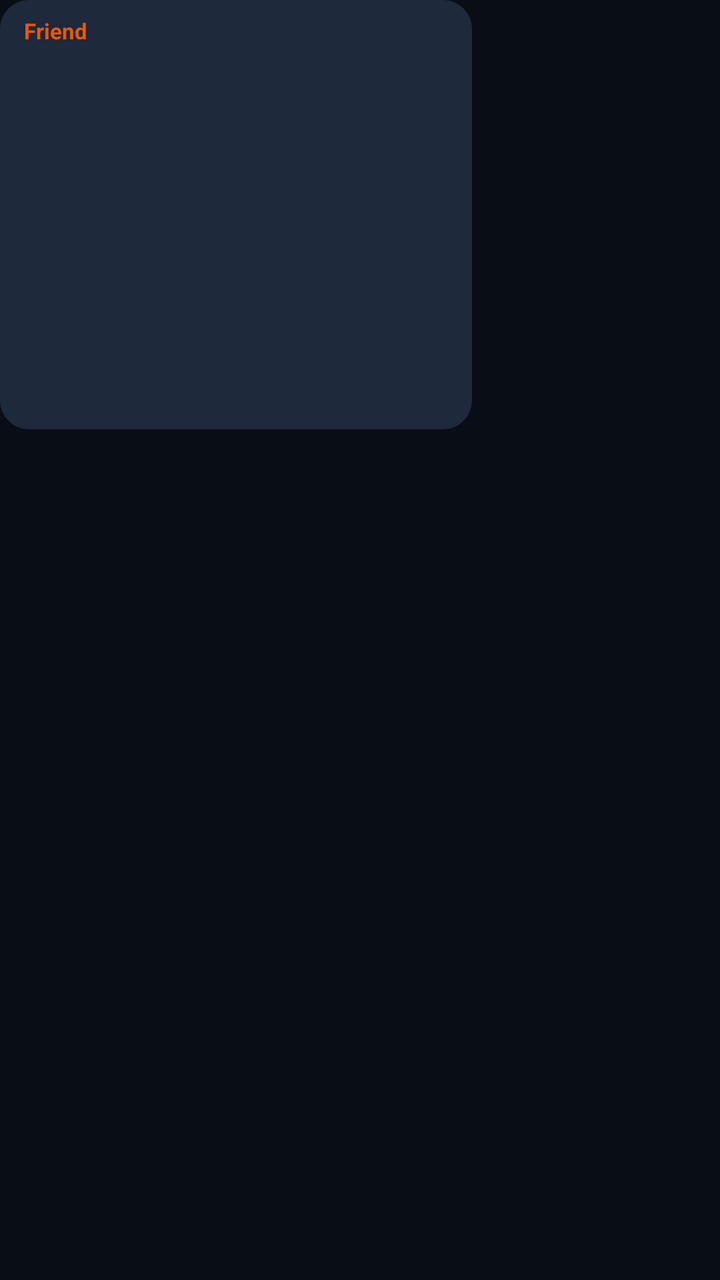
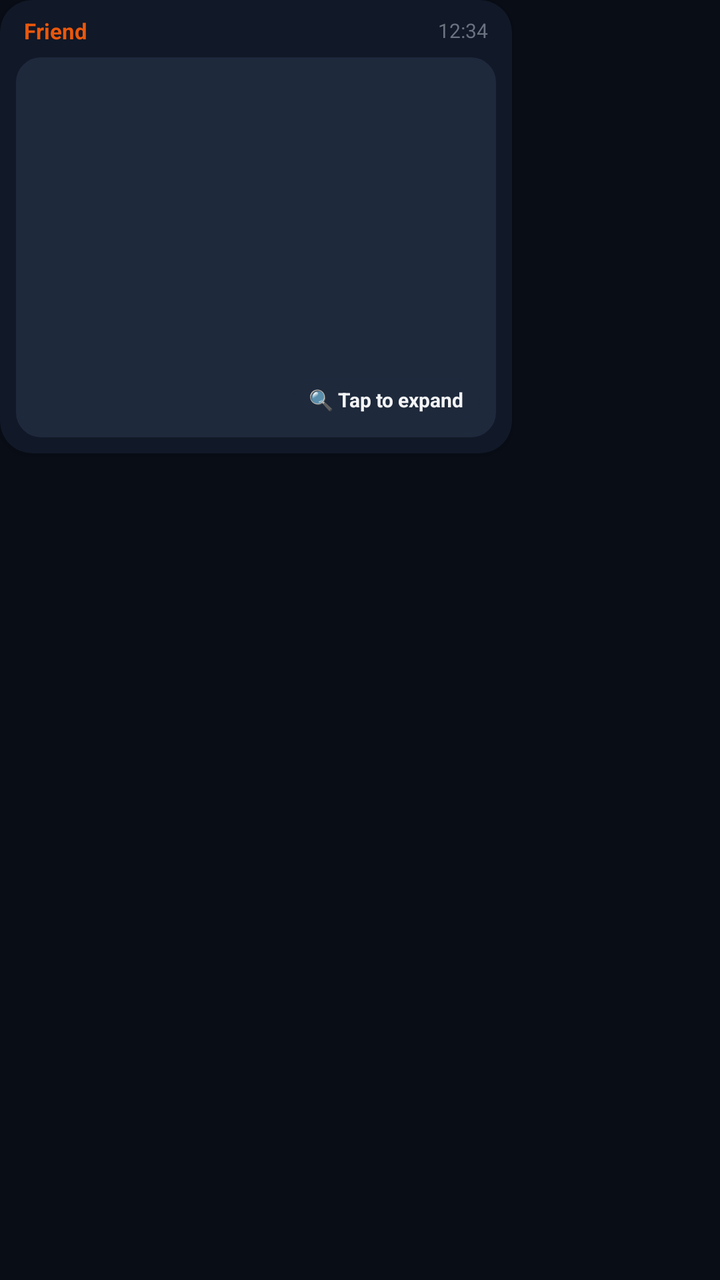

Before-and-after screenshots of an Android layout around one commit, followed by the original layout XML and the change that was made.
<!-- AndroidManifest.xml: application theme Theme.ZenBrave -->
<!-- res/layout/item_message_image.xml -->
<?xml version="1.0" encoding="utf-8"?>
<LinearLayout xmlns:android="http://schemas.android.com/apk/res/android"
    android:id="@+id/llImageRow"
    android:layout_width="match_parent"
    android:layout_height="wrap_content"
    android:layout_marginBottom="10dp"
    android:orientation="vertical">

    <LinearLayout
        android:id="@+id/llImageContainer"
        android:layout_width="wrap_content"
        android:layout_height="wrap_content"
        android:background="@drawable/bg_card"
        android:orientation="vertical"
        android:padding="8dp">

        <TextView
            android:id="@+id/tvImageSender"
            android:layout_width="wrap_content"
            android:layout_height="wrap_content"
            android:layout_marginStart="4dp"
            android:layout_marginBottom="4dp"
            android:text="Friend"
            android:textColor="@color/accent_brave"
            android:textSize="11sp"
            android:textStyle="bold" />

        <ImageView
            android:id="@+id/ivMessageImage"
            android:layout_width="220dp"
            android:layout_height="180dp"
            android:adjustViewBounds="true"
            android:background="@drawable/bg_input"
            android:scaleType="centerCrop" />
    </LinearLayout>
</LinearLayout>
<!-- resources referenced by this layout -->
<resources>
  <color name="accent_brave">#EA580C</color>
  <!-- drawable bg_card (drawable) -->
  <?xml version="1.0" encoding="utf-8"?>
  <shape xmlns:android="http://schemas.android.com/apk/res/android"
      android:shape="rectangle">
      <solid android:color="@color/surface_variant" />
      <corners android:radius="14dp" />
      <stroke
          android:width="1dp"
          android:color="@color/card_border" />
  </shape>
  <!-- drawable bg_input (drawable) -->
  <?xml version="1.0" encoding="utf-8"?>
  <shape xmlns:android="http://schemas.android.com/apk/res/android"
      android:shape="rectangle">
      <solid android:color="@color/surface_variant" />
      <corners android:radius="12dp" />
      <stroke
          android:width="1dp"
          android:color="@color/card_border" />
  </shape>
  <style name="Theme.ZenBrave" parent="Theme.MaterialComponents.DayNight.NoActionBar">
          <item name="colorPrimary">@color/accent_purple</item>
          <item name="colorPrimaryVariant">@color/accent_indigo</item>
          <item name="colorSecondary">@color/accent_brave</item>
          <item name="android:statusBarColor">@color/bg_dark</item>
          <item name="android:navigationBarColor">@color/bg_dark</item>
          <item name="android:windowBackground">@color/bg_dark</item>
      </style>
  <color name="surface_variant">#1E293B</color>
  <color name="card_border">#1F293D</color>
  <color name="accent_purple">#7C3AED</color>
  <color name="accent_indigo">#6366F1</color>
  <color name="bg_dark">#090D16</color>
</resources>

<!-- the commit's change to res/layout/item_message_image.xml (unified diff, before → after) -->
@@ -1,36 +1,92 @@
 <?xml version="1.0" encoding="utf-8"?>
 <LinearLayout xmlns:android="http://schemas.android.com/apk/res/android"
+    xmlns:app="http://schemas.android.com/apk/res-auto"
     android:id="@+id/llImageRow"
     android:layout_width="match_parent"
     android:layout_height="wrap_content"
     android:layout_marginBottom="10dp"
     android:orientation="vertical">
 
-    <LinearLayout
-        android:id="@+id/llImageContainer"
+    <androidx.cardview.widget.CardView
+        android:id="@+id/cardImageContainer"
         android:layout_width="wrap_content"
         android:layout_height="wrap_content"
-        android:background="@drawable/bg_card"
-        android:orientation="vertical"
-        android:padding="8dp">
+        android:clickable="true"
+        android:focusable="true"
+        android:foreground="?attr/selectableItemBackground"
+        app:cardBackgroundColor="@color/card_bg"
+        app:cardCornerRadius="16dp"
+        app:cardElevation="2dp">
 
-        <TextView
-            android:id="@+id/tvImageSender"
+        <LinearLayout
+            android:id="@+id/llImageContainer"
             android:layout_width="wrap_content"
             android:layout_height="wrap_content"
-            android:layout_marginStart="4dp"
-            android:layout_marginBottom="4dp"
-            android:text="Friend"
-            android:textColor="@color/accent_brave"
-            android:textSize="11sp"
-            android:textStyle="bold" />
+            android:orientation="vertical"
+            android:padding="8dp">
 
-        <ImageView
-            android:id="@+id/ivMessageImage"
-            android:layout_width="220dp"
-            android:layout_height="180dp"
-            android:adjustViewBounds="true"
-            android:background="@drawable/bg_input"
-            android:scaleType="centerCrop" />
-    </LinearLayout>
+            <LinearLayout
+                android:layout_width="match_parent"
+                android:layout_height="wrap_content"
+                android:layout_marginStart="4dp"
+                android:layout_marginEnd="4dp"
+                android:layout_marginBottom="6dp"
+                android:gravity="center_vertical"
+                android:orientation="horizontal">
+
+                <TextView
+                    android:id="@+id/tvImageSender"
+                    android:layout_width="0dp"
+                    android:layout_height="wrap_content"
+                    android:layout_weight="1"
+                    android:text="Friend"
+                    android:textColor="@color/accent_brave"
+                    android:textSize="11sp"
+                    android:textStyle="bold" />
+
+                <TextView
+                    android:id="@+id/tvImageTime"
+                    android:layout_width="wrap_content"
+                    android:layout_height="wrap_content"
+                    android:text="12:34"
+                    android:textColor="@color/text_muted"
+                    android:textSize="10sp" />
+            </LinearLayout>
+
+            <FrameLayout
+                android:layout_width="wrap_content"
+                android:layout_height="wrap_content">
+
+                <ImageView
+                    android:id="@+id/ivMessageImage"
+                    android:layout_width="240dp"
+                    android:layout_height="190dp"
+                    android:adjustViewBounds="true"
+                    android:background="@drawable/bg_input"
+                    android:scaleType="centerCrop" />
+
+                
+                <LinearLayout
+                    android:layout_width="wrap_content"
+                    android:layout_height="wrap_content"
+                    android:layout_gravity="bottom|end"
+                    android:layout_margin="8dp"
+                    android:background="@drawable/bg_chip"
+                    android:gravity="center_vertical"
+                    android:orientation="horizontal"
+                    android:paddingHorizontal="8dp"
+                    android:paddingVertical="4dp">
+
+                    <TextView
+                        android:layout_width="wrap_content"
+                        android:layout_height="wrap_content"
+                        android:text="🔍 Tap to expand"
+                        android:textColor="@color/text_primary"
+                        android:textSize="10sp"
+                        android:textStyle="bold" />
+                </LinearLayout>
+            </FrameLayout>
+
+        </LinearLayout>
+    </androidx.cardview.widget.CardView>
 </LinearLayout>
<!-- resource entries referenced after the edit -->
@@ -1,15 +1,23 @@
 <!-- resources referenced by this layout -->
 <resources>
   <color name="accent_brave">#EA580C</color>
-  <!-- drawable bg_card (drawable) -->
+  <color name="card_bg">#111827</color>
+  <color name="text_muted">#6B7280</color>
+  <color name="text_primary">#F3F4F6</color>
+  <!-- drawable bg_chip (drawable) -->
   <?xml version="1.0" encoding="utf-8"?>
   <shape xmlns:android="http://schemas.android.com/apk/res/android"
       android:shape="rectangle">
       <solid android:color="@color/surface_variant" />
-      <corners android:radius="14dp" />
+      <corners android:radius="20dp" />
       <stroke
           android:width="1dp"
           android:color="@color/card_border" />
+      <padding
+          android:left="14dp"
+          android:top="8dp"
+          android:right="14dp"
+          android:bottom="8dp" />
   </shape>
   <!-- drawable bg_input (drawable) -->
   <?xml version="1.0" encoding="utf-8"?>
